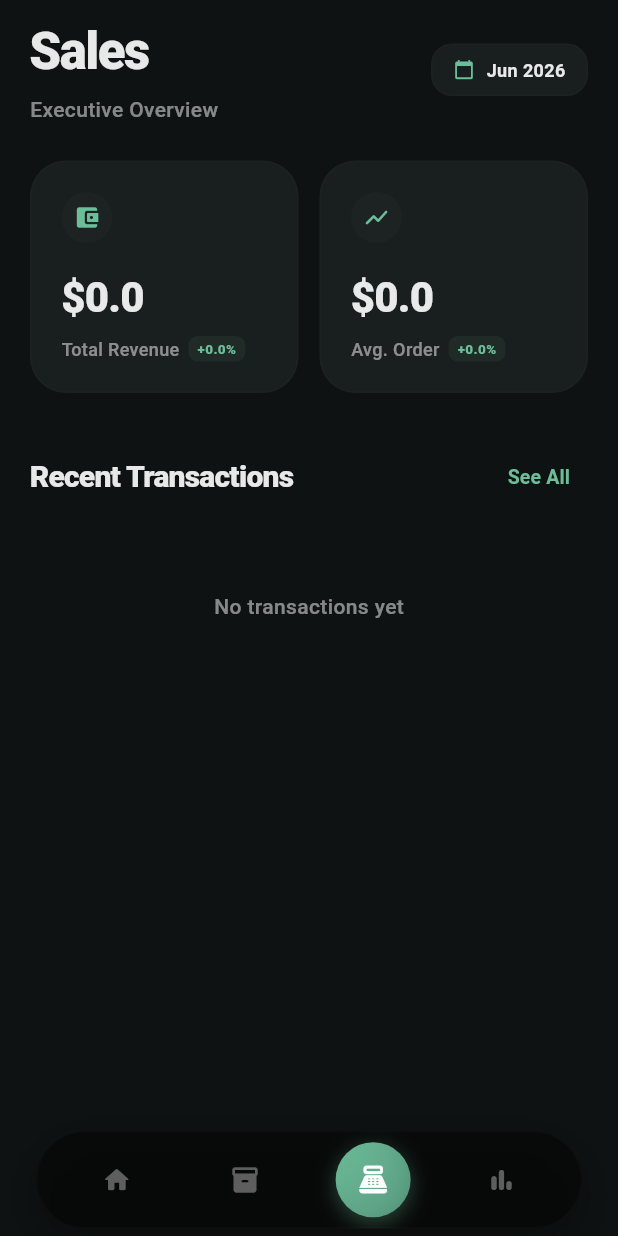
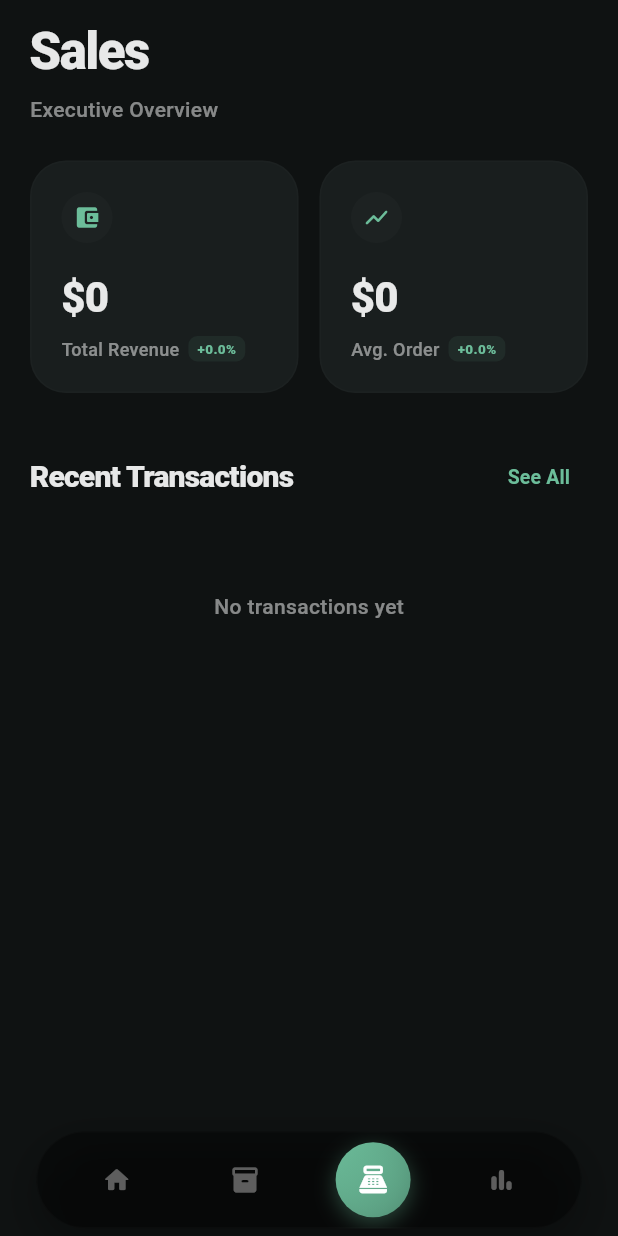
Before and after one commit to saraiibrahim/inventory_pro, a Flutter app: the screen it shows after launch, item 3 of the bottom bar chosen, on a phone screen of 412 x 824 dp. Run offline on Flutter 3.47's test engine with Material 3 defaults, Android fonts, the phone set to English and light mode, and no system bars; our stand-ins replace flutter_bloc, image_picker, sqflite; accounts and stored records are empty; Roboto replaces fonts that are missing (Urbanist).

Commit message:
solve issues

```diff
--- a/lib/core/painters/sparkline_painter.dart
+++ b/lib/core/painters/sparkline_painter.dart
@@ -1,5 +1,3 @@
-import 'dart:ui';
-
 import 'package:flutter/material.dart';
 
 class SparklinePainter extends CustomPainter {
--- /dev/null
+++ b/lib/core/utils/compact_number.dart
@@ -0,0 +1,16 @@
+String compactNumber(double value) {
+  const units = ['', 'k', 'M', 'B'];
+  var scaled = value.abs();
+  var i = 0;
+  while (scaled >= 1000 && i < units.length - 1) {
+    scaled /= 1000;
+    i++;
+  }
+  var text = scaled.toStringAsFixed(1);
+  if (text == '1000.0' && i < units.length - 1) {
+    text = '1.0';
+    i++;
+  }
+  if (text.endsWith('.0')) text = text.substring(0, text.length - 2);
+  return '${value < 0 ? '-' : ''}$text${units[i]}';
+}
--- a/lib/features/dashboard/dashboard_screen.dart
+++ b/lib/features/dashboard/dashboard_screen.dart
@@ -1,6 +1,7 @@
 import 'package:flutter/material.dart';
 import 'package:flutter_bloc/flutter_bloc.dart';
 import 'package:inventory_pro/core/theme/theme_manager.dart';
+import 'package:inventory_pro/core/utils/compact_number.dart';
 import 'package:inventory_pro/data/models/product_model.dart';
 import 'package:inventory_pro/logic/cubits/product_cubit.dart';
 import 'package:inventory_pro/widgets/custom_bento_nav_bar.dart';
@@ -82,12 +83,13 @@ class _DashboardScreenState extends State<DashboardScreen> {
         crossAxisAlignment: CrossAxisAlignment.start,
         children: [
           MainOverviewCard(
-            totalSales: "\$${totalRevenue.toStringAsFixed(1)}",
+            totalSales: "\$${compactNumber(totalRevenue)}",
             salesGrowth: growth,
             totalProducts: products.length,
             lowStockItems: lowStock,
             outOfStockItems: outOfStock,
             sparklineData: sparkline,
+            onViewMetrics: () => setState(() => currentIndex = 3),
           ),
           const SizedBox(height: 10),
           const TopSalesWidget(),
--- a/lib/features/products/product_details_screen.dart
+++ b/lib/features/products/product_details_screen.dart
@@ -1,5 +1,6 @@
 import 'package:flutter/material.dart';
 import 'package:flutter_bloc/flutter_bloc.dart'; // 🔧 إضافة
+import 'package:inventory_pro/core/utils/compact_number.dart';
 import 'package:inventory_pro/data/models/product_model.dart';
 import 'package:inventory_pro/data/models/transaction_model.dart'; // 🔧
 import 'package:inventory_pro/logic/cubits/product_cubit.dart';
@@ -216,7 +217,7 @@ class _ProductDetailsScreenState extends State<ProductDetailsScreen> {
                   children: [
                     SoftPill(
                       label:
-                          "Val: \$${(widget.product.price * currentQuantity).toStringAsFixed(0)}",
+                          "Val: \$${(compactNumber(widget.product.price * currentQuantity))}",
                     ),
                     const SizedBox(width: 12),
                     SoftPill(label: "SKU:  ${widget.product.sku}"),
--- a/lib/features/sales/sales_screen.dart
+++ b/lib/features/sales/sales_screen.dart
@@ -1,5 +1,6 @@
 import 'package:flutter/material.dart';
 import 'package:flutter_bloc/flutter_bloc.dart'; // 🔧
+import 'package:inventory_pro/core/utils/compact_number.dart';
 import 'package:inventory_pro/data/models/transaction_model.dart'; // 🔧
 import 'package:inventory_pro/logic/cubits/transaction_cubit.dart'; // 🔧
 import 'package:inventory_pro/core/utils/sales_math.dart'; // 🔧
@@ -145,36 +146,6 @@ class _SalesScreenState extends State<SalesScreen> {
                         ),
                       ],
                     ),
-                    Container(
-                      padding: const EdgeInsets.symmetric(
-                        horizontal: 14,
-                        vertical: 8,
-                      ),
-                      decoration: BoxDecoration(
-                        color: cardBg,
-                        borderRadius: BorderRadius.circular(14),
-                        border: Border.all(color: borderGlint),
-                        boxShadow: cardShadows,
-                      ),
-                      child: Row(
-                        children: [
-                          Icon(
-                            Icons.calendar_today_rounded,
-                            size: 14,
-                            color: primaryGreen,
-                          ),
-                          const SizedBox(width: 8),
-                          Text(
-                            "Jun 2026",
-                            style: TextStyle(
-                              fontSize: 12,
-                              fontWeight: FontWeight.w700,
-                              color: mainTextColor,
-                            ),
-                          ),
-                        ],
-                      ),
-                    ),
                   ],
                 ),
                 const SizedBox(height: 24),
@@ -208,7 +179,7 @@ class _SalesScreenState extends State<SalesScreen> {
                             ),
                             const SizedBox(height: 16),
                             Text(
-                              "\$${totalRevenue.toStringAsFixed(1)}",
+                              "\$${compactNumber(totalRevenue)}",
                               style: TextStyle(
                                 fontSize: 28,
                                 fontWeight: FontWeight.w900,
@@ -284,7 +255,7 @@ class _SalesScreenState extends State<SalesScreen> {
                             ),
                             const SizedBox(height: 16),
                             Text(
-                              "\$${avgOrder.toStringAsFixed(1)}",
+                              "\$${compactNumber(avgOrder)}",
                               style: TextStyle(
                                 fontSize: 28,
                                 fontWeight: FontWeight.w900,
--- a/lib/widgets/bento_card.dart
+++ b/lib/widgets/bento_card.dart
@@ -8,6 +8,7 @@ class BentoCard extends StatelessWidget {
   final EdgeInsetsGeometry padding;
 
   const BentoCard({
+    super.key,
     required this.child,
     required this.theme,
     required this.isDark,
@@ -17,9 +18,6 @@ class BentoCard extends StatelessWidget {
 
   @override
   Widget build(BuildContext context) {
-    // 🎨 سحب لون الكارت مباشرة من ملف الثيم لتوحيد جميع الكروت بالأبلكيشن
-
-    // 🔒 تأثير الظل المزدوج الفاخر لتثبيت الكارت في الـ Light Mode
     final List<BoxShadow> bentoShadows = isDark
         ? []
         : [
--- a/lib/widgets/top_saless.dart
+++ b/lib/widgets/top_saless.dart
@@ -1,6 +1,7 @@
 import 'package:flutter/material.dart';
 import 'package:flutter_bloc/flutter_bloc.dart';
 import 'package:inventory_pro/core/theme/app_theme.dart';
+import 'package:inventory_pro/core/utils/compact_number.dart';
 import 'package:inventory_pro/core/utils/product_lookup.dart';
 import 'package:inventory_pro/core/utils/sales_math.dart';
 import 'package:inventory_pro/data/models/product_model.dart';
@@ -176,7 +177,7 @@ class TopSalesWidget extends StatelessWidget {
                                 mainAxisAlignment: MainAxisAlignment.center,
                                 children: [
                                   Text(
-                                    "\$${p.revenue.toStringAsFixed(0)}",
+                                    "\$${compactNumber(p.revenue)}",
                                     style: TextStyle(
                                       fontSize: 14,
                                       fontWeight: FontWeight.w900,
```
Also changed, not shown: lib/features/products/add_product.dart (+23 -7 lines), lib/features/sales/transiction_sheet.dart (+11 -49 lines), lib/widgets/main_overview.dart (+9 -2 lines), 2 other files.
